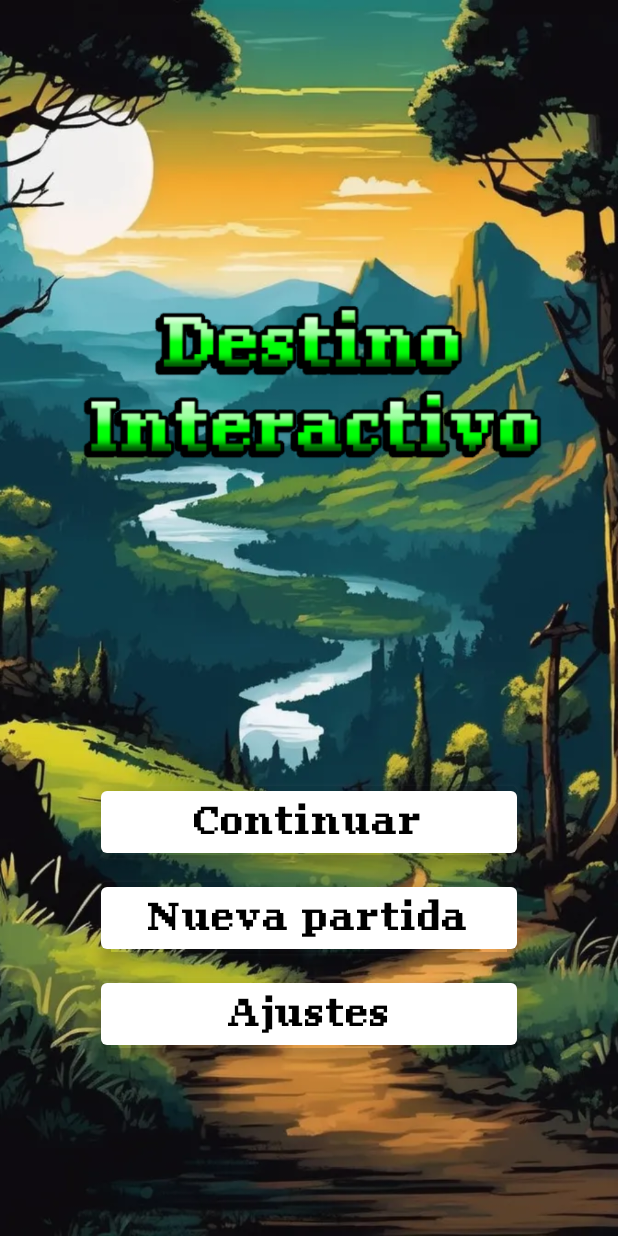
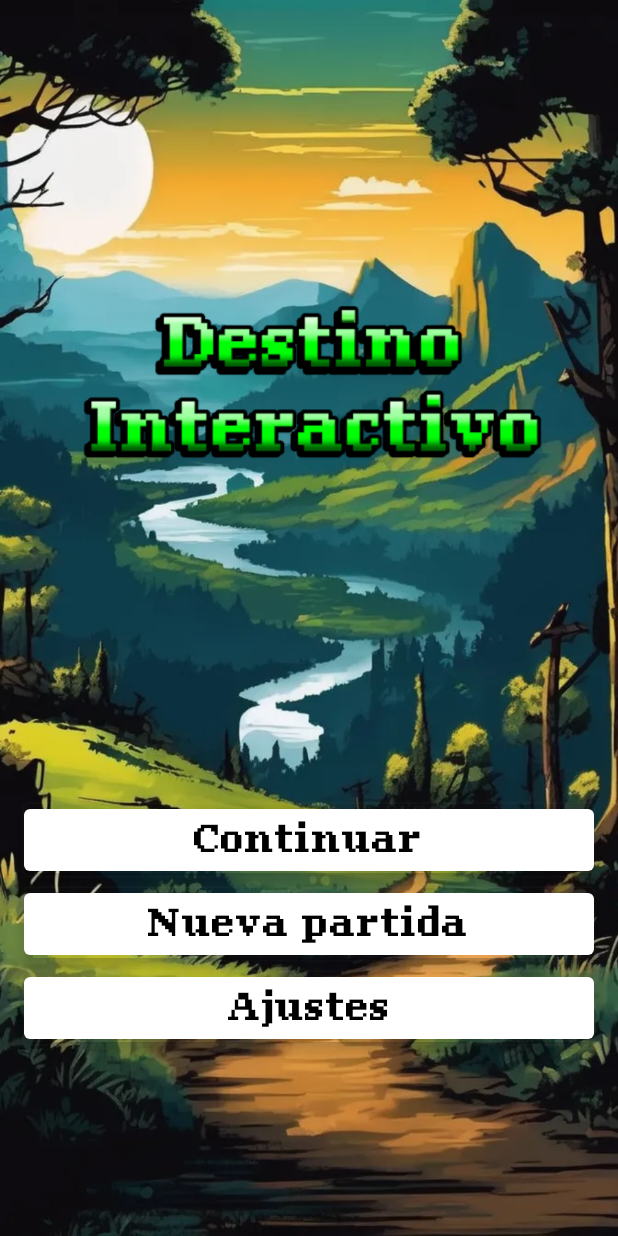
Before and after one commit to Osore66/DestinoInteractivo, an Android app built with Jetpack Compose: the screen it shows after launch (MainActivity), on a phone screen of 412 x 824 dp. Run offline under Robolectric (Android 15) with nearby library versions, the phone set to English and light mode, and no system bars.

Commit message:
Padding y tamaño letras solucionado

```diff
--- a/app/src/main/java/com/example/destinointeractivo/Screens/Ajustes.kt
+++ b/app/src/main/java/com/example/destinointeractivo/Screens/Ajustes.kt
@@ -47,7 +47,7 @@ fun Ajustes(navController: NavController, navViewModel: NavViewModel) {
         modifier = Modifier
             .fillMaxSize()
             .background(Color(0xFF202020))
-            .padding(start = 16.dp, end = 16.dp, top = 10.dp, bottom = 80.dp)
+            .padding(start = 16.dp, end = 16.dp, top = 40.dp, bottom = 80.dp)
     ) {
         Column(
             modifier = Modifier.align(Alignment.TopStart)
--- a/app/src/main/java/com/example/destinointeractivo/Screens/Combate_1.kt
+++ b/app/src/main/java/com/example/destinointeractivo/Screens/Combate_1.kt
@@ -46,7 +46,7 @@ fun Combate_1(navController: NavController, navViewModel: NavViewModel) {
         modifier = Modifier
             .fillMaxSize()
             .background(colorResource(id = R.color.VeryDarkGrey))
-            .padding(top = 10.dp),
+            .padding(top = 40.dp),
     ) {
         Column(
             modifier = Modifier.fillMaxSize(),
@@ -157,7 +157,7 @@ fun CombateSection(vibrationViewModel: VibrationViewModel, fuentePixelBold: Font
         modifier = Modifier
             .fillMaxWidth()
             .fillMaxHeight()
-            .padding(horizontal = 16.dp) // Aseguramos que el contenedor ocupe todo el alto disponible
+            .padding(horizontal = 16.dp)
     ) {
         // Texto de combate (Ocupa el espacio disponible)
         Box(
@@ -180,7 +180,7 @@ fun CombateSection(vibrationViewModel: VibrationViewModel, fuentePixelBold: Font
             horizontalAlignment = Alignment.CenterHorizontally,
             modifier = Modifier
                 .fillMaxWidth()
-                .padding(bottom = 8.dp)
+                .padding(bottom = 32.dp)
         ) {
             ActionButton(text = "Atacar", fontFamily = fuentePixelBold) {
                 vibrationViewModel.vibrate(context)
--- a/app/src/main/java/com/example/destinointeractivo/Screens/MainScreen.kt
+++ b/app/src/main/java/com/example/destinointeractivo/Screens/MainScreen.kt
@@ -10,6 +10,7 @@ import androidx.compose.foundation.background
 import androidx.compose.foundation.layout.Arrangement
 import androidx.compose.foundation.layout.Box
 import androidx.compose.foundation.layout.Column
+import androidx.compose.foundation.layout.PaddingValues
 import androidx.compose.foundation.layout.fillMaxSize
 import androidx.compose.foundation.layout.fillMaxWidth
 import androidx.compose.foundation.layout.padding
@@ -82,7 +83,7 @@ fun MainScreen(navController: NavController, navViewModel: NavViewModel) {
             verticalArrangement = Arrangement.Center // Centrar verticalmente
         ) {
             val buttonShape = buttonShape // Define la forma del botón
-            val padding = 8.dp
+            val padding = PaddingValues(start = 16.dp, end = 16.dp, top = 8.dp)
             val tamanyoFuenteMainscreen = 25.sp
 
             Button(
@@ -93,7 +94,7 @@ fun MainScreen(navController: NavController, navViewModel: NavViewModel) {
                 },
                 modifier = Modifier
                     .padding(padding)
-                    .fillMaxWidth(0.7f)
+                    .fillMaxWidth(1f)
                     .shadow(
                         elevation = 5.dp,
                         shape = buttonShape,
@@ -121,7 +122,7 @@ fun MainScreen(navController: NavController, navViewModel: NavViewModel) {
                 },
                 modifier = Modifier
                     .padding(padding)
-                    .fillMaxWidth(0.7f)
+                    .fillMaxWidth(1f)
                     .shadow(
                         elevation = 5.dp,
                         shape = buttonShape,
@@ -148,7 +149,7 @@ fun MainScreen(navController: NavController, navViewModel: NavViewModel) {
                 },
                 modifier = Modifier
                     .padding(padding)
-                    .fillMaxWidth(0.7f)
+                    .fillMaxWidth(1f)
                     .shadow(
                         elevation = 5.dp,
                         shape = buttonShape,
```
